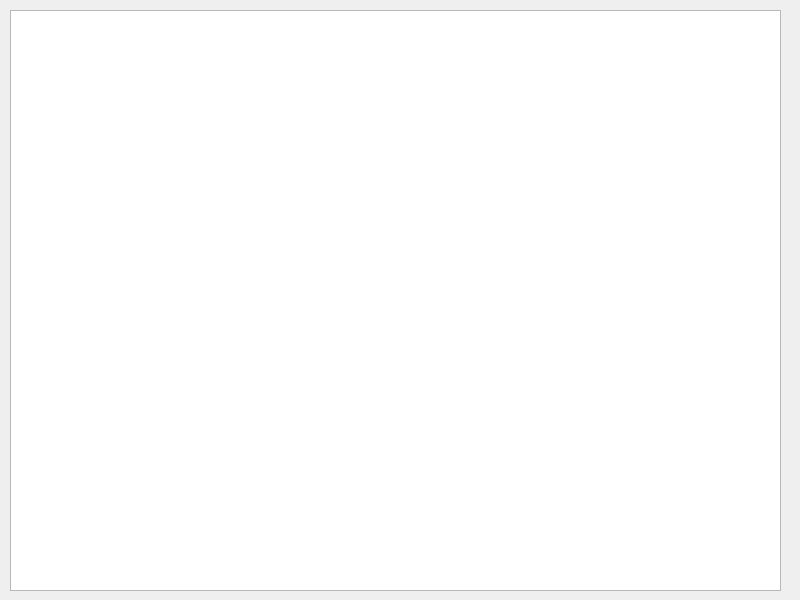
Above: StockTip/form.ui from Ruffia/ADRHis before the change. Below: the same form after it.
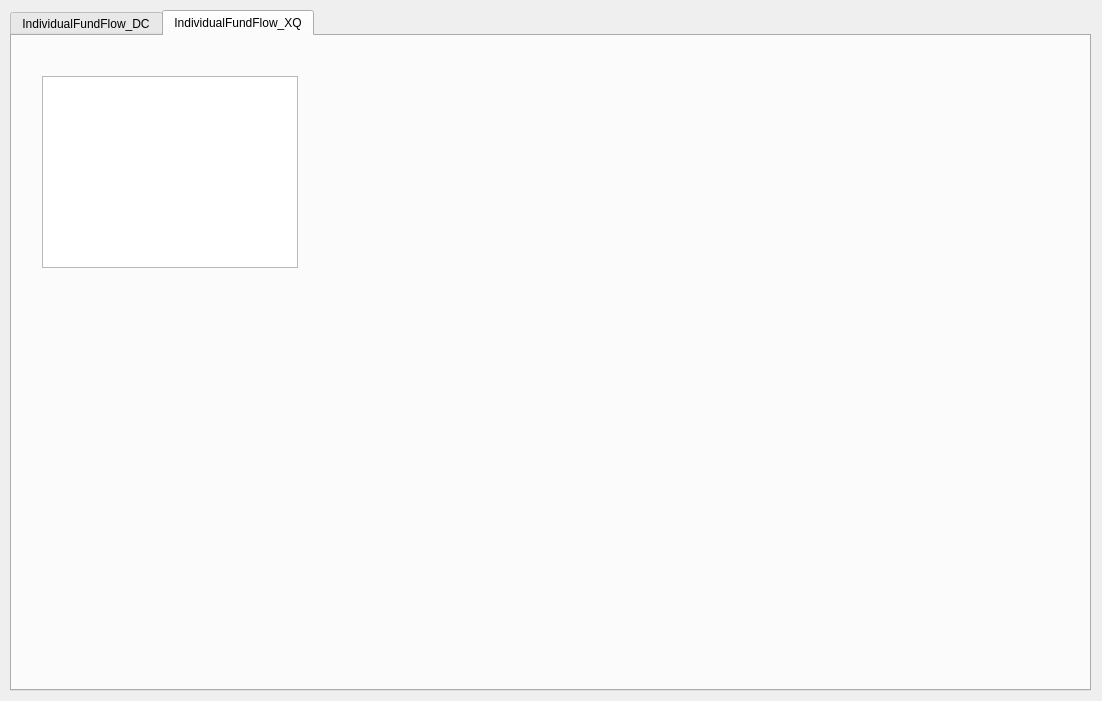
That is the form after the change.

Commit message: 新增tabWidget 控件

The edit to the form file:
```diff
--- a/StockTip/form.ui
+++ b/StockTip/form.ui
@@ -6,22 +6,55 @@
    <rect>
     <x>0</x>
     <y>0</y>
-    <width>800</width>
-    <height>600</height>
+    <width>1102</width>
+    <height>701</height>
    </rect>
   </property>
   <property name="windowTitle">
    <string>Widget</string>
   </property>
-  <widget class="QTableWidget" name="tableWidget">
+  <widget class="QTabWidget" name="m_tabWidgetMain">
    <property name="geometry">
     <rect>
      <x>10</x>
      <y>10</y>
-     <width>771</width>
-     <height>581</height>
+     <width>1081</width>
+     <height>681</height>
     </rect>
    </property>
+   <property name="currentIndex">
+    <number>1</number>
+   </property>
+   <widget class="QWidget" name="m_tabIndividualFundFlow_DC">
+    <attribute name="title">
+     <string>IndividualFundFlow_DC</string>
+    </attribute>
+    <widget class="QTableView" name="m_tableViewIndividualFundFlow_DC">
+     <property name="geometry">
+      <rect>
+       <x>0</x>
+       <y>0</y>
+       <width>1071</width>
+       <height>651</height>
+      </rect>
+     </property>
+    </widget>
+   </widget>
+   <widget class="QWidget" name="m_tabIndividualFundFlow_XQ">
+    <attribute name="title">
+     <string>IndividualFundFlow_XQ</string>
+    </attribute>
+    <widget class="QTableView" name="m_tableViewIndividualFundFlow_XQ">
+     <property name="geometry">
+      <rect>
+       <x>30</x>
+       <y>40</y>
+       <width>256</width>
+       <height>192</height>
+      </rect>
+     </property>
+    </widget>
+   </widget>
   </widget>
  </widget>
  <resources/>
```
Left out of the diff: 6 changed lines with no effect on the pictures. The commit also changes 2 other files.
